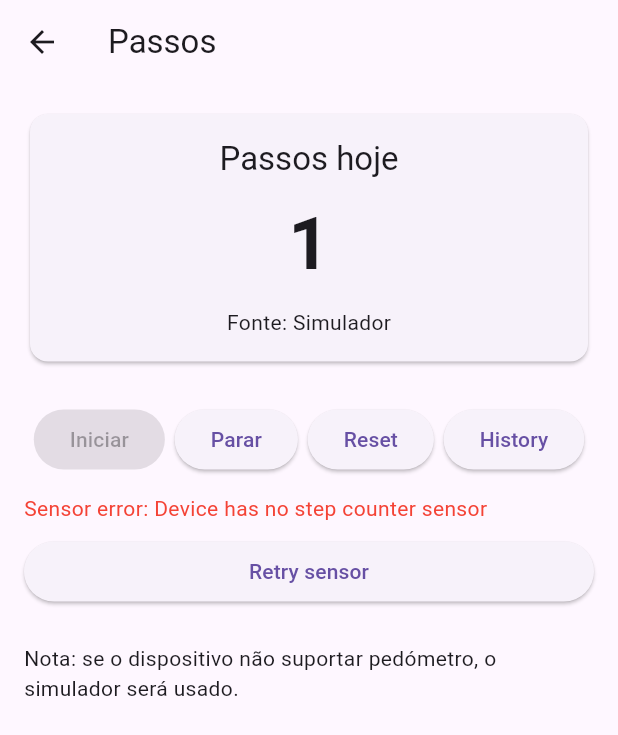
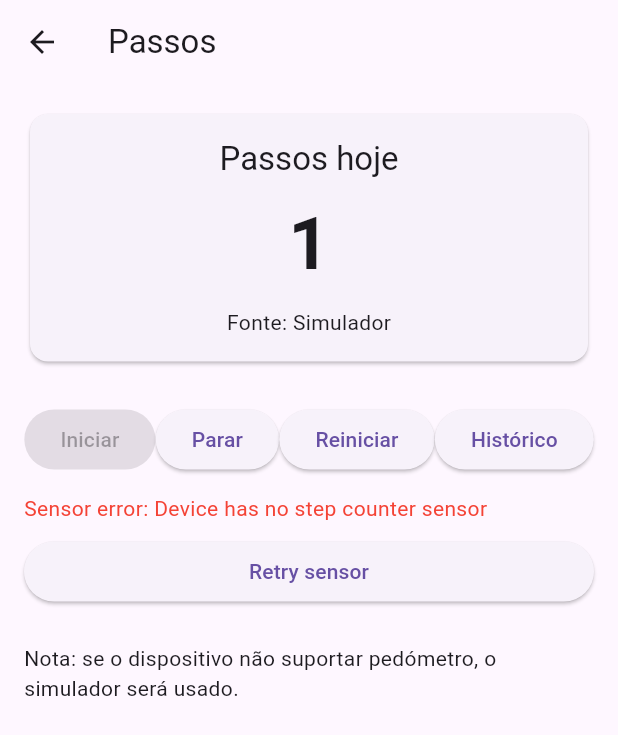
Before and after one commit to Dylane98/Health-App, a Flutter app: the Passos screen opened directly with empty values, on a phone screen of 412 x 824 dp. Shown: the top 735 px of the screen. Run offline on Flutter 3.47's test engine with Material 3 defaults, Android fonts, the phone set to English and light mode, and no system bars; our stand-ins replace get_it, pedometer, permission_handler, supabase_flutter; accounts and stored records are empty.

Commit message:
remove back button and translate buton in passos

```diff
--- a/higia/lib/Passos.dart
+++ b/higia/lib/Passos.dart
@@ -113,10 +113,10 @@ class _PassosState extends State<Passos> {
               children: [
                 ElevatedButton(onPressed: _running ? null : _start, child: const Text('Iniciar')),
                 ElevatedButton(onPressed: _running ? _stop : null, child: const Text('Parar')),
-                ElevatedButton(onPressed: _reset, child: const Text('Reset')),
+                ElevatedButton(onPressed: _reset, child: const Text('Reiniciar')),
                 ElevatedButton(onPressed: () {
                   Navigator.push(context, MaterialPageRoute(builder: (_) => StepsHistory(idutilizador: widget.idutilizador)));
-                }, child: const Text('History')),
+                }, child: const Text('Histórico')),
               ],
             ),
             const SizedBox(height: 12),
--- a/higia/lib/menu.dart
+++ b/higia/lib/menu.dart
@@ -59,6 +59,7 @@ class Menu extends StatelessWidget {
     return Scaffold(
       extendBodyBehindAppBar: true,
       appBar: AppBar(
+        automaticallyImplyLeading: false,
         backgroundColor: Colors.transparent,
         actions: [
           IconButton(
```
